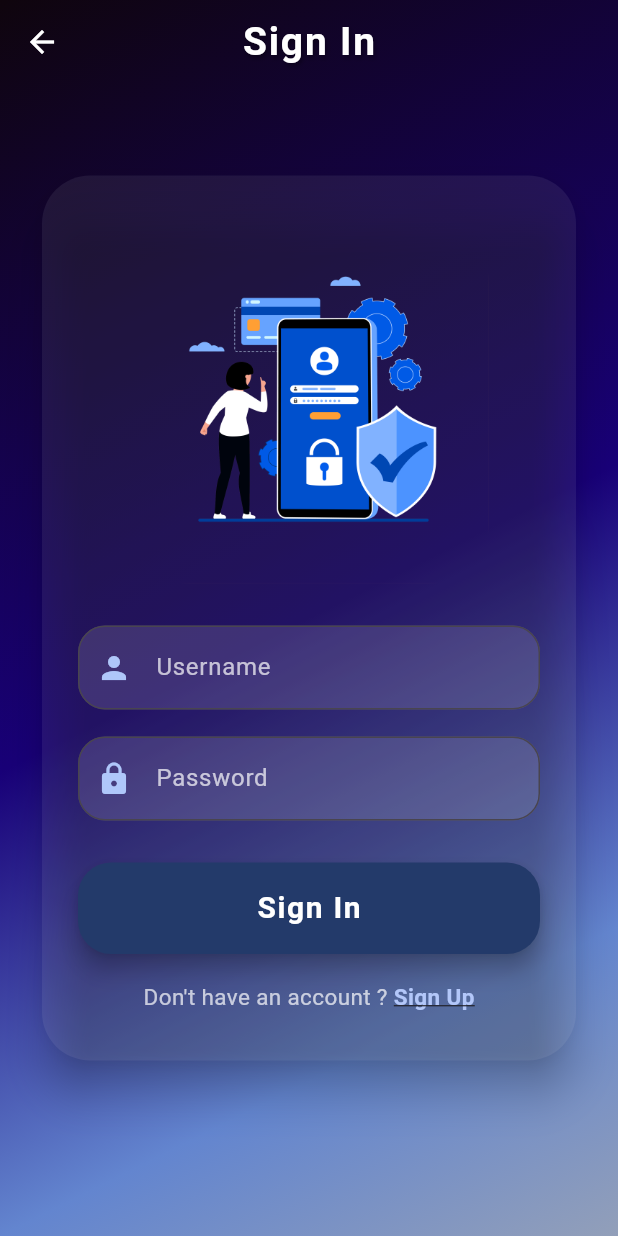
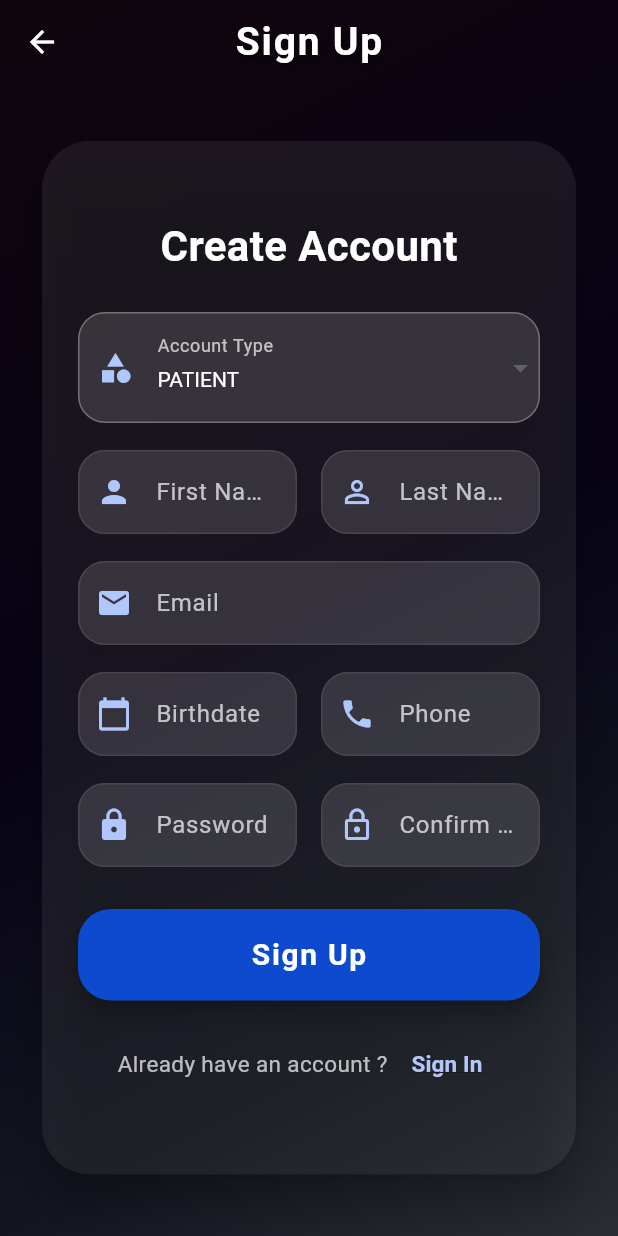
Before and after one commit to ayaosamaramadan/SmartOralDiagnosis, a Flutter app: the LoginScreen screen opened by its route, after a tap on "Sign Up", on a phone screen of 412 x 824 dp. Run offline on Flutter 3.47's test engine with Material 3 defaults, Android fonts, the phone set to English and light mode, and no system bars; our stand-ins replace google_fonts, image_picker.

Commit message:
flutter:fix navigation and add signup page

```diff
--- a/flutter/lib/main.dart
+++ b/flutter/lib/main.dart
@@ -1,6 +1,7 @@
 import 'package:flutter/material.dart';
 import 'screen/home.dart';
 import 'screen/login.dart';
+import 'screen/signup.dart';
 import 'screen/scan.dart';
 
 void main() => runApp(const MyApp());
@@ -14,7 +15,9 @@ class MyApp extends StatelessWidget {
       debugShowCheckedModeBanner: false,
       home: const HomeScreen(),
       routes: {
+        '/home': (context) => const HomeScreen(),
         '/login': (context) => const LoginScreen(),
+        '/signup': (context) => const SignUpScreen(),
         '/scan': (context) => const ScanPage(),
       },
     );
--- a/flutter/lib/screen/home.dart
+++ b/flutter/lib/screen/home.dart
@@ -55,7 +55,7 @@ class HomeScreen extends StatelessWidget {
             itemBuilder: (context) => [
               PopupMenuItem(
           value: 0,
-          child: _navText("SERVICES"),
+          child: _navText("HOME"),
               ),
               PopupMenuItem(
           value: 1,
@@ -74,7 +74,7 @@ class HomeScreen extends StatelessWidget {
                 side: const BorderSide(color: Colors.white)),
             onPressed: () {
               Navigator.pop(context);
-              // Add your CONTACT US logic here
+              // Add contact functionality here
             },
             child: const Text("CONTACT US"),
           ),
@@ -88,14 +88,24 @@ class HomeScreen extends StatelessWidget {
             ),
             onPressed: () {
               Navigator.pop(context);
-              // Add your OUR TEAM logic here
+              Navigator.pushNamed(context, '/login');
             },
-            child: const Text("OUR TEAM"),
+            child: const Text("LOGIN"),
           ),
               ),
             ],
             onSelected: (value) {
-              // Handle menu item selection if needed
+              switch (value) {
+                case 0:
+                  Navigator.pushNamed(context, '/');
+                  break;
+                case 1:
+                  // Add portfolio navigation here
+                  break;
+                case 2:
+                  // Add about us navigation here
+                  break;
+              }
             },
           ),
         ],
--- a/flutter/lib/screen/login.dart
+++ b/flutter/lib/screen/login.dart
@@ -8,12 +8,12 @@ class LoginScreen extends StatefulWidget {
 }
 
 class _LoginScreenState extends State<LoginScreen> {
-  final TextEditingController _usernameController = TextEditingController();
+  final TextEditingController _emailController = TextEditingController();
   final TextEditingController _passwordController = TextEditingController();
 
   @override
   void dispose() {
-    _usernameController.dispose();
+    _emailController.dispose();
     _passwordController.dispose();
     super.dispose();
   }
@@ -55,9 +55,9 @@ class _LoginScreenState extends State<LoginScreen> {
           gradient: LinearGradient(
             colors: [
               Color(0xFF0F050D),
-              Color.fromARGB(255, 24, 0, 120),
-              Color.fromARGB(255, 99, 133, 207),
-              Color.fromARGB(255, 146, 159, 185),
+              Color.fromARGB(255, 7, 3, 21),
+              Color.fromARGB(255, 19, 22, 32),
+              Color.fromARGB(255, 42, 46, 51),
               ],
             begin: Alignment.topLeft,
             end: Alignment.bottomRight,
@@ -90,10 +90,10 @@ class _LoginScreenState extends State<LoginScreen> {
                       ),
                       const SizedBox(height: 28),
                       TextField(
-                        controller: _usernameController,
+                        controller: _emailController,
                         decoration: InputDecoration(
-                          prefixIcon: const Icon(Icons.person, color: Color.fromARGB(255, 175, 199, 250)),
-                          labelText: 'Username',
+                          prefixIcon: const Icon(Icons.email, color: Color.fromARGB(255, 175, 199, 250)),
+                          labelText: 'Email',
                           filled: true,
                           fillColor: Colors.white.withAlpha((0.13 * 255).round()),
                           labelStyle: const TextStyle(color: Colors.white70),
@@ -151,8 +151,10 @@ class _LoginScreenState extends State<LoginScreen> {
                             "Don't have an account ? ",
                             style: TextStyle(color: Colors.white70, fontSize: 15),
                           ),
-                          GestureDetector(
-                            onTap: () {
+                          TextButton(
+                            onPressed: () {
+                                Navigator.pop(context);
+                              Navigator.pushNamed(context, '/signup');
                             },
                             child: const Text(
                               'Sign Up',
--- a/flutter/lib/screen/scan.dart
+++ b/flutter/lib/screen/scan.dart
@@ -1,23 +1,6 @@
 import 'dart:io' show File;
 import 'package:flutter/material.dart';
-import 'package:image_picker/image_picker.dart';
-
-void main() {
-  runApp(const Scan());
-}
-
-class Scan extends StatelessWidget {
-  const Scan({super.key});
-
-  @override
-  Widget build(BuildContext context) {
-    return MaterialApp(
-      debugShowCheckedModeBanner: false,
-      title: 'oralScan',
-      home: const ScanPage(),
-    );
-  }
-}
+import 'package:image_picker/image_picker.dart' show ImagePicker, ImageSource, XFile;
 
 class ScanPage extends StatefulWidget {
   const ScanPage({super.key});
@@ -182,7 +165,7 @@ class _ScanPageState extends State<ScanPage> {
             itemBuilder: (context) => [
               PopupMenuItem(
           value: 0,
-          child: _navText("SERVICES"),
+          child: _navText("HOME"),
               ),
               PopupMenuItem(
           value: 1,
@@ -201,7 +184,7 @@ class _ScanPageState extends State<ScanPage> {
                 side: const BorderSide(color: Colors.white)),
             onPressed: () {
               Navigator.pop(context);
-
+              // Add contact functionality here
             },
             child: const Text("CONTACT US"),
           ),
@@ -215,14 +198,24 @@ class _ScanPageState extends State<ScanPage> {
             ),
             onPressed: () {
               Navigator.pop(context);
-              Navigator.pushNamed(context, '/');
+              Navigator.pushNamed(context, '/login');
             },
-            child: const Text("HOME"),
+            child: const Text("LOGIN"),
           ),
               ),
             ],
             onSelected: (value) {
-
+              switch (value) {
+                case 0:
+                  Navigator.pushNamed(context, '/');
+                  break;
+                case 1:
+                  // Add portfolio navigation here
+                  break;
+                case 2:
+                  // Add about us navigation here
+                  break;
+              }
             },
           ),
         ],
--- /dev/null
+++ b/flutter/lib/screen/signup.dart
@@ -0,0 +1,427 @@
+import 'package:flutter/material.dart';
+
+class SignUpScreen extends StatefulWidget {
+  const SignUpScreen({super.key});
+
+  @override
+  State<SignUpScreen> createState() => _SignUpScreenState();
+}
+
+class _SignUpScreenState extends State<SignUpScreen> {
+  final TextEditingController _firstNameController = TextEditingController();
+  final TextEditingController _lastNameController = TextEditingController();
+  final TextEditingController _emailController = TextEditingController();
+  final TextEditingController _passwordController = TextEditingController();
+  final TextEditingController _confirmPasswordController = TextEditingController();
+  final TextEditingController _birthdateController = TextEditingController();
+  final TextEditingController _phoneController = TextEditingController();
+
+  String _selectedType = 'patient';
+  final List<String> _userTypes = ['patient', 'doctor', 'admin'];
+  bool _isLoading = false;
+
+  @override
+  void dispose() {
+    _firstNameController.dispose();
+    _lastNameController.dispose();
+    _emailController.dispose();
+    _passwordController.dispose();
+    _confirmPasswordController.dispose();
+    _birthdateController.dispose();
+    _phoneController.dispose();
+    super.dispose();
+  }
+
+  Color _getButtonColor() {
+    switch (_selectedType) {
+      case 'doctor':
+        return Colors.green.shade600;
+      case 'admin':
+        return Colors.purple.shade600;
+      default:
+        return Colors.blue.shade600;
+    }
+  }
+
+  Color _getButtonHoverColor() {
+    switch (_selectedType) {
+      case 'doctor':
+        return Colors.green.shade700;
+      case 'admin':
+        return Colors.purple.shade700;
+      default:
+        return Colors.blue.shade700;
+    }
+  }
+
+  @override
+  Widget build(BuildContext context) {
+    return Scaffold(
+      extendBodyBehindAppBar: true,
+      backgroundColor: Colors.transparent,
+      appBar: AppBar(
+        backgroundColor: Colors.transparent,
+        elevation: 0,
+        leading: IconButton(
+          icon: const Icon(Icons.arrow_back, color: Colors.white),
+          onPressed: () =>{
+            Navigator.pop(context),
+            Navigator.pushNamed(context, '/login')
+          }
+        ),
+        centerTitle: true,
+        title: const Text(
+          'Sign Up',
+          style: TextStyle(
+            color: Colors.white,
+            fontSize: 26,
+            fontWeight: FontWeight.bold,
+            letterSpacing: 1.2,
+            shadows: [
+              Shadow(
+                color: Colors.black38,
+                offset: Offset(1, 2),
+                blurRadius: 4,
+              ),
+            ],
+          ),
+        ),
+      ),
+      body: Container(
+        width: double.infinity,
+        height: double.infinity,
+        decoration: const BoxDecoration(
+          gradient: LinearGradient(
+            colors: [
+              Color(0xFF0F050D),
+              Color.fromARGB(255, 7, 3, 21),
+              Color.fromARGB(255, 19, 22, 32),
+              Color.fromARGB(255, 42, 46, 51),
+              ],
+            begin: Alignment.topLeft,
+            end: Alignment.bottomRight,
+            stops: [0.0, 0.5, 0.8, 1.0],
+          ),
+        ),
+        child: SingleChildScrollView(
+          child: Container(
+
+            padding: const EdgeInsets.symmetric(vertical: 90),
+            child: LayoutBuilder(
+              builder: (context, constraints) {
+                bool isLargeScreen = constraints.maxWidth > 1024;
+
+                if (isLargeScreen) {
+                  return Row(
+                    children: [
+
+                      Expanded(
+                        flex: 1,
+                        child: Center(
+                          child: Container(
+                            constraints: const BoxConstraints(maxWidth: 500),
+                            child: ClipRRect(
+                              borderRadius: BorderRadius.circular(16),
+                              child: Image.asset(
+                                'assets/login-image.png',
+                                fit: BoxFit.cover,
+                                errorBuilder: (context, error, stackTrace) {
+                                  return Container(
+                                    height: 400,
+                                    decoration: BoxDecoration(
+                                      color: Colors.grey.shade800,
+                                      borderRadius: BorderRadius.circular(16),
+                                    ),
+                                    child: const Center(
+                                      child: Icon(Icons.image, size: 100, color: Colors.white54),
+                                    ),
+                                  );
+                                },
+                              ),
+                            ),
+                          ),
+                        ),
+                      ),
+                      // Right side - Form
+                      Expanded(
+                        flex: 2,
+                        child: _buildForm(),
+                      ),
+                    ],
+                  );
+                } else {
+                  return _buildForm();
+                }
+              },
+            ),
+          ),
+        ),
+      ),
+    );
+  }
+
+  Widget _buildForm() {
+    return Center(
+      child: Padding(
+        padding: const EdgeInsets.symmetric(horizontal: 24.0),
+        child: Card(
+          color: Colors.white.withAlpha((0.07 * 255).round()),
+          elevation: 12,
+          shape: RoundedRectangleBorder(
+            borderRadius: BorderRadius.circular(32),
+          ),
+          child: Padding(
+            padding: const EdgeInsets.symmetric(horizontal: 24.0, vertical: 50.0),
+            child: Column(
+              mainAxisSize: MainAxisSize.min,
+              crossAxisAlignment: CrossAxisAlignment.start,
+              children: [
+                const Center(
+                  child: Text(
+                    'Create Account',
+                    style: TextStyle(
+                      fontSize: 28,
+                      fontWeight: FontWeight.bold,
+                      color: Colors.white,
+                    ),
+                  ),
+                ),
+                const SizedBox(height: 24),
+
+                // Account Type Dropdown
+                Container(
+                  decoration: BoxDecoration(
+                    color: Colors.white.withAlpha((0.13 * 255).round()),
+                    borderRadius: BorderRadius.circular(18),
+                    border: Border.all(color: Colors.white30),
+                  ),
+                  child: DropdownButtonFormField<String>(
+                    value: _selectedType,
+                    decoration: const InputDecoration(
+                      prefixIcon: Icon(Icons.category, color: Color.fromARGB(255, 175, 199, 250)),
+                      labelText: 'Account Type',
+                      labelStyle: TextStyle(color: Colors.white70),
+                      border: InputBorder.none,
+                      contentPadding: EdgeInsets.symmetric(horizontal: 12, vertical: 16),
+                    ),
+                    dropdownColor: const Color(0xFF233A6A),
+                    style: const TextStyle(color: Colors.white),
+                    items: _userTypes.map((String type) {
+                      return DropdownMenuItem<String>(
+                        value: type,
+                        child: Text(
+                          type.toUpperCase(),
+                          style: const TextStyle(color: Colors.white),
+                        ),
+                      );
+                    }).toList(),
+                    onChanged: (String? newValue) {
+                      setState(() {
+                        _selectedType = newValue!;
+                      });
+                    },
+                  ),
+                ),
+                const SizedBox(height: 18),
+
+                // Name Fields Row
+                Row(
+                  children: [
+                    Expanded(
+                      child: _buildTextField(_firstNameController, 'First Name', TextInputType.text, false, Icons.person),
+                    ),
+                    const SizedBox(width: 16),
+                    Expanded(
+                      child: _buildTextField(_lastNameController, 'Last Name', TextInputType.text, false, Icons.person_outline),
+                    ),
+                  ],
+                ),
+                const SizedBox(height: 18),
+
+                // Email
+                _buildTextField(_emailController, 'Email', TextInputType.emailAddress, false, Icons.email),
+                const SizedBox(height: 18),
+
+                // Birth Date and Phone Row
+                Row(
+                  children: [
+                    Expanded(
+                      child: _buildDateField(),
+                    ),
+                    const SizedBox(width: 16),
+                    Expanded(
+                      child: _buildTextField(_phoneController, 'Phone', TextInputType.phone, false, Icons.phone),
+                    ),
+                  ],
+                ),
+                const SizedBox(height: 18),
+
+                // Password and Confirm Password Row
+                Row(
+                  children: [
+                    Expanded(
+                      child: _buildTextField(_passwordController, 'Password', TextInputType.text, true, Icons.lock),
+                    ),
+                    const SizedBox(width: 16),
+                    Expanded(
+                      child: _buildTextField(_confirmPasswordController, 'Confirm Password', TextInputType.text, true, Icons.lock_outline),
+                    ),
+                  ],
+                ),
+                const SizedBox(height: 28),
+
+                // Submit Button
+                SizedBox(
+                  width: double.infinity,
+                  child: ElevatedButton(
+                    style: ElevatedButton.styleFrom(
+                      backgroundColor: const Color.fromARGB(255, 14, 74, 206),
+                      padding: const EdgeInsets.symmetric(vertical: 16),
+                      shape: RoundedRectangleBorder(
+                        borderRadius: BorderRadius.circular(22),
+                      ),
+                      elevation: 6,
+                    ),
+                    onPressed: _isLoading ? null : () {
+                      setState(() {
+                        _isLoading = true;
+                      });
+                      // Simulate loading
+                      Future.delayed(const Duration(seconds: 2), () {
+                        setState(() {
+                          _isLoading = false;
+                        });
+                      });
+                    },
+                    child: _isLoading
+                        ? const Row(
+                            mainAxisAlignment: MainAxisAlignment.center,
+                            children: [
+                              SizedBox(
+                                width: 20,
+                                height: 20,
+                                child: CircularProgressIndicator(
+                                  strokeWidth: 2,
+                                  valueColor: AlwaysStoppedAnimation<Color>(Colors.white),
+                                ),
+                              ),
+                              SizedBox(width: 12),
+                              Text(
+                                'Creating...',
+                                style: TextStyle(
+                                  fontSize: 20,
+                                  fontWeight: FontWeight.bold,
+                                  letterSpacing: 1.1,
+                                  color: Colors.white,
+                                ),
+                              ),
+                            ],
+                          )
+                        : const Text(
+                            'Sign Up',
+                            style: TextStyle(
+                              color: Color.fromRGBO(255, 255, 255, 1),
+                              fontSize: 20,
+                              fontWeight: FontWeight.bold,
+                              letterSpacing: 1.1,
+                            ),
+                          ),
+                  ),
+                ),
+                const SizedBox(height: 18),
+
+                // Sign In Link
+                Row(
+                  mainAxisAlignment: MainAxisAlignment.center,
+                  children: [
+                    const Text(
+                      "Already have an account ? ",
+                      style: TextStyle(color: Colors.white70, fontSize: 15),
+                    ),
+                    TextButton(
+                      onPressed: () {
+                        Navigator.pop(context);
+                        Navigator.pushNamed(context, '/login');
+                      },
+                      child: const Text(
+                        'Sign In',
+                        style: TextStyle(
+                          color: Color(0xFFB3C7F9),
+                          fontWeight: FontWeight.bold,
+                          fontSize: 15,
+                          decoration: TextDecoration.underline,
+                        ),
+                      ),
+                    ),
+                  ],
+                ),
+          ],
+        ),
+          ),
+        ),
+      ),
+    );
+
+  }
+
+  Widget _buildTextField(TextEditingController controller, String labelText, [TextInputType? keyboardType, bool obscureText = false, IconData? icon]) {
+    return TextField(
+      controller: controller,
+      keyboardType: keyboardType,
+      obscureText: obscureText,
+      style: const TextStyle(color: Colors.white),
+      decoration: InputDecoration(
+        prefixIcon: icon != null ? Icon(icon, color: const Color.fromARGB(255, 175, 199, 250)) : null,
+        labelText: labelText,
+        filled: true,
+        fillColor: Colors.white.withAlpha((0.13 * 255).round()),
+        labelStyle: const TextStyle(color: Colors.white70),
+        border: OutlineInputBorder(
+          borderRadius: BorderRadius.circular(18),
+        ),
+      ),
+    );
+  }
+
+  Widget _buildDateField() {
+    return TextField(
+      controller: _birthdateController,
+      readOnly: true,
+      onTap: () async {
+        DateTime? pickedDate = await showDatePicker(
+          context: context,
+          initialDate: DateTime.now(),
+          firstDate: DateTime(1900),
+          lastDate: DateTime.now(),
+          builder: (context, child) {
+            return Theme(
+              data: Theme.of(context).copyWith(
+                colorScheme: const ColorScheme.dark(
+                  primary: Color.fromARGB(255, 175, 199, 250),
+                  surface: Color(0xFF233A6A),
+                ),
+              ),
+              child: child!,
+            );
+          },
+        );
+        if (pickedDate != null) {
+          setState(() {
+            _birthdateController.text = "${pickedDate.day}/${pickedDate.month}/${pickedDate.year}";
+          });
+        }
+      },
+      style: const TextStyle(color: Colors.white),
+      decoration: InputDecoration(
+        prefixIcon: const Icon(Icons.calendar_today, color: Color.fromARGB(255, 175, 199, 250)),
+        labelText: 'Birthdate',
+        filled: true,
+        fillColor: Colors.white.withAlpha((0.13 * 255).round()),
+        labelStyle: const TextStyle(color: Colors.white70),
+        border: OutlineInputBorder(
+          borderRadius: BorderRadius.circular(18),
+        ),
+      ),
+    );
+  }
+}
```
